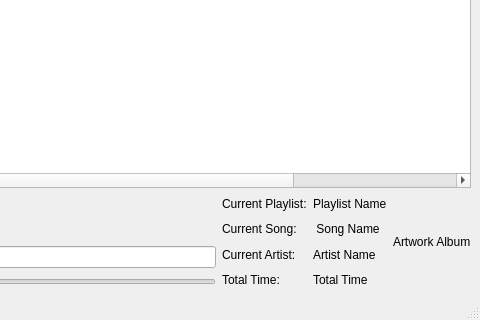
Old version of the form mainwindow.ui in the repository Bratski/MP3PlayerWifi; both pictures show x 545 to 1025 and y 207 to 527 of the 1025 by 527 pixel window.
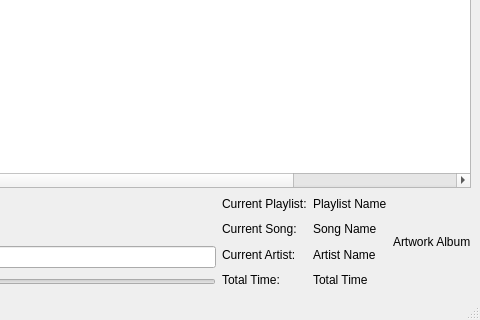
New version of the form. Icons and pictures are not drawn.

The edit to the form file:
```diff
--- a/mainwindow.ui
+++ b/mainwindow.ui
@@ -240,7 +240,7 @@
       <item>
        <widget class="QLabel" name="labelCurrentSong">
         <property name="text">
-         <string> Song Name</string>
+         <string>Song Name</string>
         </property>
        </widget>
       </item>
```
Left out of the diff: 2 changed lines with no effect on the pictures.
